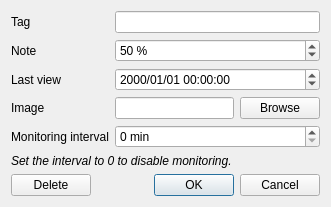
The window that gui/src/favoritewindow.ui (Bionus/imgbrd-grabber) describes before a commit, drawn with Qt 5.
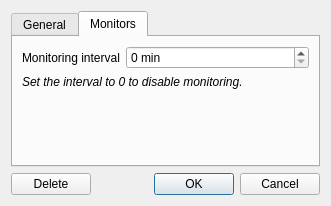
The same window after the commit. The open tabs and pages were chosen to show the change. Icons and pictures are not drawn.

Commit message: Move monitoring model to a new Monitor class

What changed in the file:
```diff
--- a/gui/src/favoritewindow.ui
+++ b/gui/src/favoritewindow.ui
@@ -7,7 +7,7 @@
     <x>0</x>
     <y>0</y>
     <width>331</width>
-    <height>199</height>
+    <height>197</height>
    </rect>
   </property>
   <property name="sizePolicy">
@@ -25,10 +25,15 @@
   </property>
   <layout class="QVBoxLayout" name="verticalLayout">
    <item>
-    <layout class="QFormLayout" name="formLayout_2">
-     <property name="fieldGrowthPolicy">
-      <enum>QFormLayout::AllNonFixedFieldsGrow</enum>
+    <widget class="QTabWidget" name="tabWidget">
+     <property name="currentIndex">
+      <number>0</number>
      </property>
+     <widget class="QWidget" name="tab">
+      <attribute name="title">
+       <string>General</string>
+      </attribute>
+      <layout class="QFormLayout" name="formLayout">
      <item row="0" column="0">
       <widget class="QLabel" name="tagLabel">
        <property name="whatsThis">
@@ -116,14 +121,21 @@
        </item>
       </layout>
      </item>
-     <item row="4" column="0">
+      </layout>
+     </widget>
+     <widget class="QWidget" name="tab_2">
+      <attribute name="title">
+       <string>Monitors</string>
+      </attribute>
+      <layout class="QFormLayout" name="formLayout_3">
+       <item row="0" column="0">
       <widget class="QLabel" name="labelMonitoringInterval">
        <property name="text">
         <string>Monitoring interval</string>
        </property>
       </widget>
      </item>
-     <item row="4" column="1">
+       <item row="0" column="1">
       <widget class="QSpinBox" name="spinMonitoringInterval">
        <property name="suffix">
         <string> min</string>
@@ -133,7 +145,7 @@
        </property>
       </widget>
      </item>
-     <item row="5" column="0" colspan="2">
+       <item row="1" column="0" colspan="2">
       <widget class="QLabel" name="label_2">
        <property name="text">
         <string>&lt;i&gt;Set the interval to 0 to disable monitoring.&lt;/i&gt;</string>
@@ -144,6 +156,8 @@
       </widget>
      </item>
     </layout>
+     </widget>
+    </widget>
    </item>
    <item>
     <layout class="QHBoxLayout" name="horizontalLayout_2">
```
Lines whose indentation alone changed are shown as unchanged. The commit also changes 10 other files.
